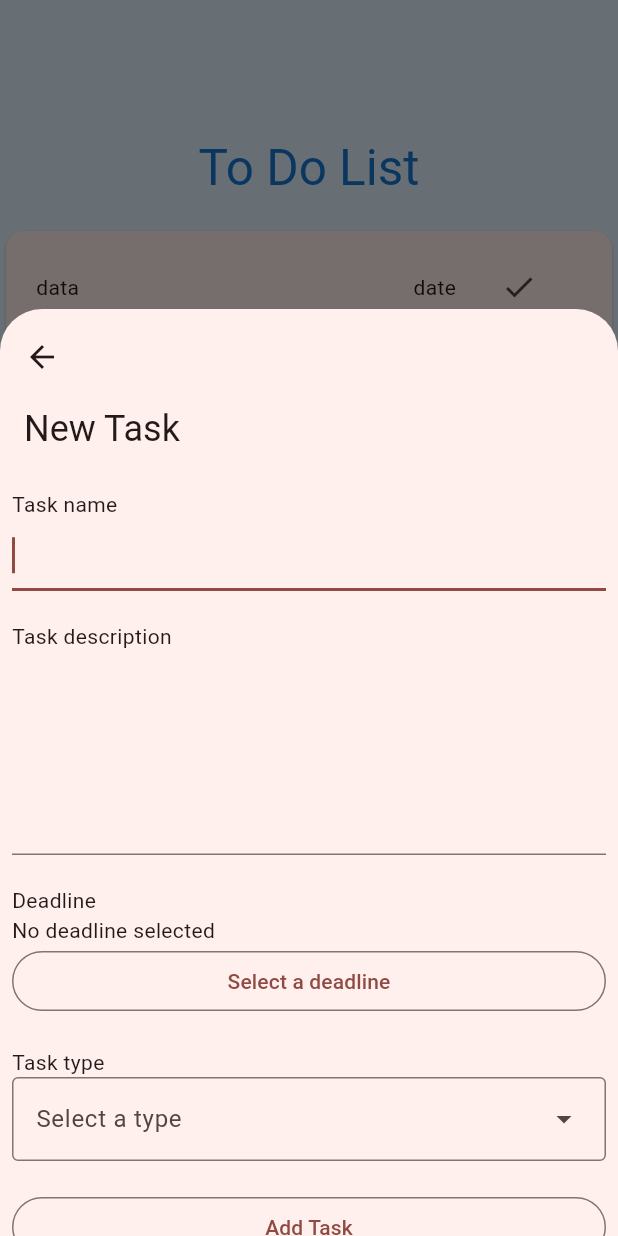
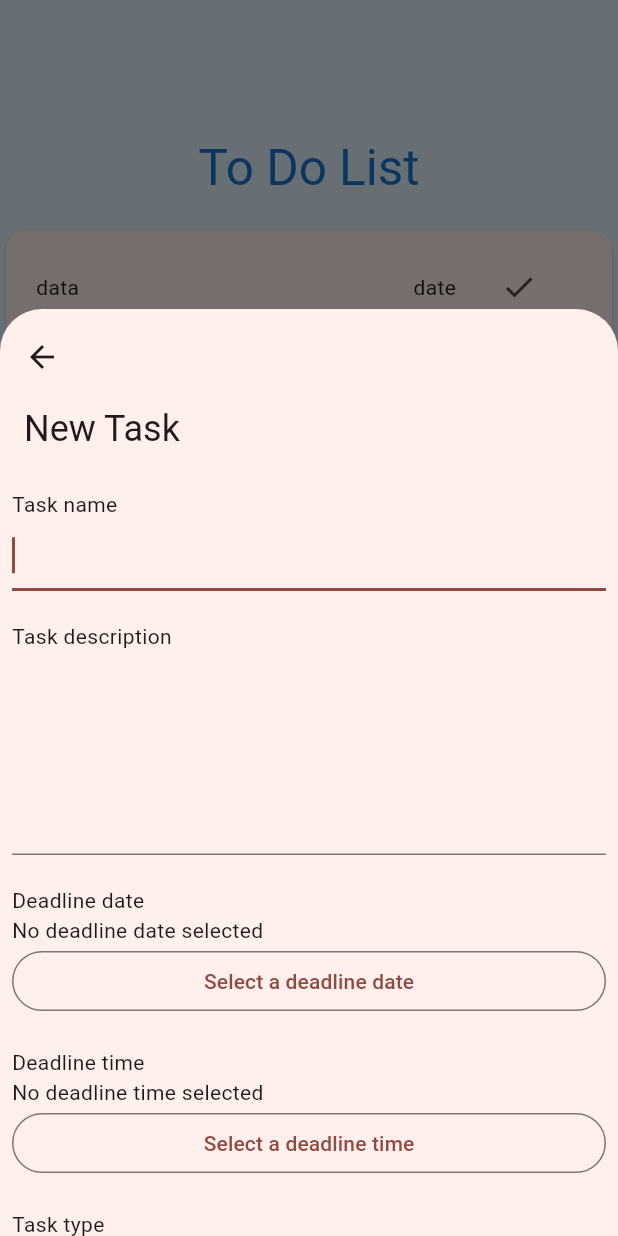
Before and after one commit to aliosmansahin/flutter-todolist, a Flutter app: the screen it shows after launch, after a tap on "New task", on a phone screen of 412 x 824 dp. Run offline on Flutter 3.47's test engine with Material 3 defaults, Android fonts, the phone set to English and light mode, and no system bars.

Commit message:
Some changes and task detail page
Signed-off-by: aliosmansahin <aliosmsahin01@gmail.com>

```diff
--- a/lib/addtask.dart
+++ b/lib/addtask.dart
@@ -51,17 +51,27 @@ class _AddTaskState extends State<AddTask> {
                     child: Text("Task description"),
                   ),
                   TextField(autofocus: true, minLines: 5, maxLines: 5),
-                  //Deadline
+                  //Deadline date
                   Padding(
                     padding: const EdgeInsets.only(top: 20),
-                    child: Text("Deadline"),
+                    child: Text("Deadline date"),
                   ),
-                  Text("No deadline selected"),
+                  Text("No deadline date selected"),
                   OutlinedButton(
                     onPressed: () {},
-                    child: Text("Select a deadline"),
+                    child: Text("Select a deadline date"),
                   ),
-
+                  //Deadline time
+                  Padding(
+                    padding: const EdgeInsets.only(top: 20),
+                    child: Text("Deadline time"),
+                  ),
+                  Text("No deadline time selected"),
+                  OutlinedButton(
+                    onPressed: () {},
+                    child: Text("Select a deadline time"),
+                  ),
+                  //Task type
                   Padding(
                     padding: const EdgeInsets.only(top: 20),
                     child: Text("Task type"),
@@ -76,6 +86,7 @@ class _AddTaskState extends State<AddTask> {
                       DropdownMenuEntry(value: "school", label: "School"),
                     ],
                   ),
+                  //Add task button
                   Padding(
                     padding: const EdgeInsets.only(top: 20),
                     child: OutlinedButton(
--- a/lib/main.dart
+++ b/lib/main.dart
@@ -15,6 +15,7 @@ Other Widget files
 part 'mainpage.dart';
 part 'taskcard.dart';
 part 'addtask.dart';
+part 'taskdetail.dart';
 
 void main() {
   runApp(const MyApp());
--- a/lib/taskcard.dart
+++ b/lib/taskcard.dart
@@ -18,7 +18,13 @@ class TaskCard extends StatefulWidget {
 class _TaskCardState extends State<TaskCard> {
   @override
   Widget build(BuildContext context) {
-    return Card(
+    return GestureDetector(
+      onTap: () {
+        Navigator.of(
+          context,
+        ).push(MaterialPageRoute(builder: (context) => TaskDetail()));
+      },
+      child: Card(
         surfaceTintColor: Theme.of(context).cardTheme.surfaceTintColor,
         child: SizedBox(
           width: double.infinity,
@@ -50,6 +56,7 @@ class _TaskCardState extends State<TaskCard> {
             ),
           ),
         ),
+      ),
     );
   }
 }
```
Also changed, not shown: lib/taskdetail.dart (added, +111 -0 lines). Lines whose indentation alone changed are shown as unchanged.
